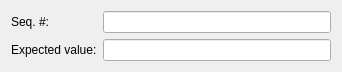
This is src/mdttools/mdttesttool/mdtTtTestModelItemEditor.ui in scandyna/multidiagtools as Qt 5 draws it before an edit. The edited form follows.
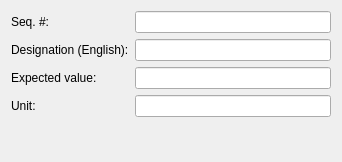
This is the edited form.

What changed in the file:
```diff
--- a/src/mdttools/mdttesttool/mdtTtTestModelItemEditor.ui
+++ b/src/mdttools/mdttesttool/mdtTtTestModelItemEditor.ui
@@ -7,7 +7,7 @@
     <x>0</x>
     <y>0</y>
     <width>342</width>
-    <height>62</height>
+    <height>162</height>
    </rect>
   </property>
   <property name="windowTitle">
@@ -24,16 +24,36 @@
    <item row="0" column="1">
     <widget class="QLineEdit" name="fld_SequenceNumber"/>
    </item>
-   <item row="1" column="0">
+   <item row="3" column="0">
     <widget class="QLabel" name="lbExpectedValue">
      <property name="text">
       <string>Expected value:</string>
      </property>
     </widget>
    </item>
-   <item row="1" column="1">
+   <item row="3" column="1">
     <widget class="QLineEdit" name="fld_ExpectedValue"/>
    </item>
+   <item row="2" column="1">
+    <widget class="QLineEdit" name="fld_DesignationEN"/>
+   </item>
+   <item row="2" column="0">
+    <widget class="QLabel" name="lbDesignationEN">
+     <property name="text">
+      <string>Designation (English):</string>
+     </property>
+    </widget>
+   </item>
+   <item row="4" column="1">
+    <widget class="QLineEdit" name="fld_ValueUnit"/>
+   </item>
+   <item row="4" column="0">
+    <widget class="QLabel" name="lbValueUnit">
+     <property name="text">
+      <string>Unit:</string>
+     </property>
+    </widget>
+   </item>
   </layout>
  </widget>
  <resources/>
```
